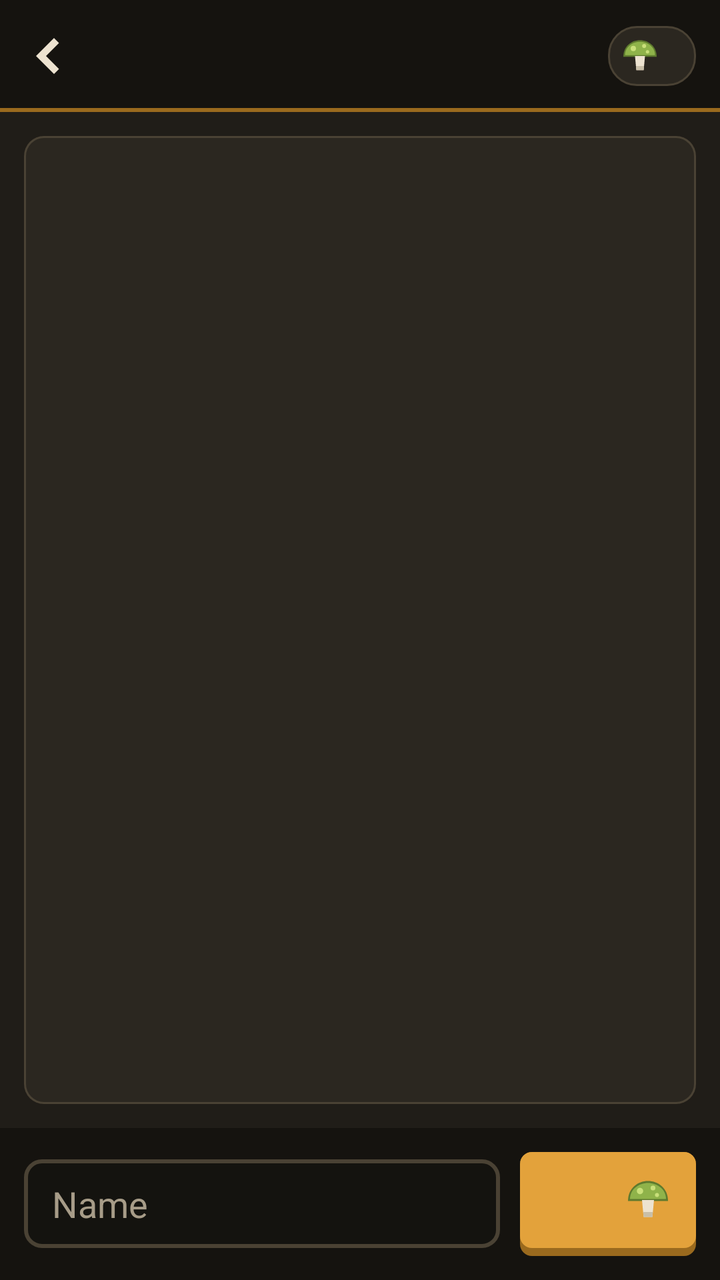
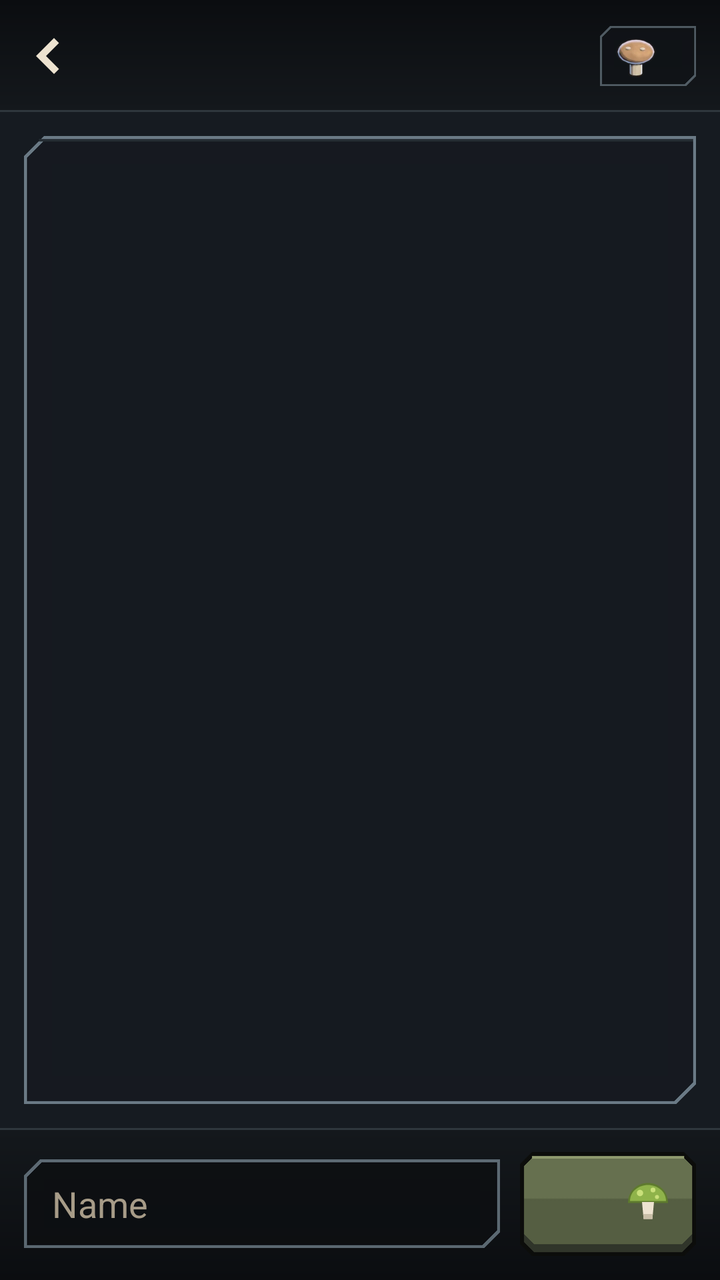

Screens rendered from an Android XML layout before and after an edit, with the pre-edit source and the edit as a unified diff.
<!-- AndroidManifest.xml: application theme Theme.Deepcell -->
<!-- res/layout/activity_survivors.xml -->
<?xml version="1.0" encoding="utf-8"?>
<LinearLayout xmlns:android="http://schemas.android.com/apk/res/android"
    android:layout_width="match_parent"
    android:layout_height="match_parent"
    android:fitsSystemWindows="true"
    android:orientation="vertical">

    <RelativeLayout
        android:layout_width="match_parent"
        android:layout_height="56dp"
        android:background="@drawable/bg_hud"
        android:paddingEnd="12dp">

        <ImageButton
            android:id="@+id/survivorsBack"
            android:layout_width="48dp"
            android:layout_height="48dp"
            android:layout_alignParentStart="true"
            android:layout_centerVertical="true"
            android:background="@android:color/transparent"
            android:contentDescription="@string/back"
            android:padding="12dp"
            android:scaleType="fitCenter"
            android:src="@drawable/ic_back" />

        <TextView
            android:id="@+id/survivorsTitle"
            style="@style/BunkerHeading"
            android:layout_width="wrap_content"
            android:layout_height="wrap_content"
            android:layout_centerVertical="true"
            android:layout_toEndOf="@id/survivorsBack"
            android:layout_toStartOf="@id/survivorsFoodChip"
            android:ellipsize="end"
            android:maxLines="1" />

        <LinearLayout
            android:id="@+id/survivorsFoodChip"
            android:layout_width="wrap_content"
            android:layout_height="30dp"
            android:layout_alignParentEnd="true"
            android:layout_centerVertical="true"
            android:background="@drawable/bg_chip"
            android:gravity="center_vertical"
            android:orientation="horizontal"
            android:paddingStart="6dp"
            android:paddingEnd="12dp">

            <ImageView
                android:layout_width="20dp"
                android:layout_height="20dp"
                android:contentDescription="@string/food"
                android:src="@drawable/ic_food" />

            <TextView
                android:id="@+id/survivorsFood"
                style="@style/HudNumber"
                android:layout_width="wrap_content"
                android:layout_height="wrap_content"
                android:layout_marginStart="6dp" />
        </LinearLayout>
    </RelativeLayout>

    <ListView
        android:id="@+id/survivorList"
        android:layout_width="match_parent"
        android:layout_height="0dp"
        android:layout_margin="12dp"
        android:layout_weight="1"
        android:background="@drawable/bg_panel"
        android:divider="@color/panel_line"
        android:dividerHeight="1dp"
        android:padding="1dp" />

    <LinearLayout
        android:layout_width="match_parent"
        android:layout_height="wrap_content"
        android:background="@color/soot"
        android:gravity="center_vertical"
        android:orientation="horizontal"
        android:padding="12dp">

        <EditText
            android:id="@+id/recruitName"
            android:layout_width="0dp"
            android:layout_height="wrap_content"
            android:layout_weight="1"
            android:autofillHints="name"
            android:background="@drawable/bg_field"
            android:hint="@string/recruit_name_hint"
            android:inputType="textCapWords"
            android:maxLength="16"
            android:textColor="@color/text_main"
            android:textColorHint="@color/text_dim" />

        <Button
            android:id="@+id/recruitButton"
            android:layout_width="wrap_content"
            android:layout_height="wrap_content"
            android:layout_marginStart="10dp"
            android:drawableEnd="@drawable/ic_food"
            android:drawablePadding="4dp"
            android:paddingStart="14dp"
            android:paddingEnd="12dp" />
    </LinearLayout>
</LinearLayout>
<!-- resources referenced by this layout -->
<resources>
  <color name="panel_line">#FF4A4234</color>
  <!-- drawable bg_chip (drawable) -->
  <?xml version="1.0" encoding="utf-8"?>
  <shape xmlns:android="http://schemas.android.com/apk/res/android" android:shape="rectangle">
      <solid android:color="@color/panel" />
      <stroke android:width="1dp" android:color="@color/panel_line" />
      <corners android:radius="14dp" />
  </shape>
  <!-- drawable bg_field (drawable) -->
  <?xml version="1.0" encoding="utf-8"?>
  <shape xmlns:android="http://schemas.android.com/apk/res/android" android:shape="rectangle">
      <solid android:color="#CC15130F" />
      <stroke android:width="2dp" android:color="@color/panel_line" />
      <corners android:radius="8dp" />
      <padding android:left="14dp" android:right="14dp" android:top="10dp" android:bottom="10dp" />
  </shape>
  <!-- drawable bg_hud (drawable) -->
  <?xml version="1.0" encoding="utf-8"?>
  <layer-list xmlns:android="http://schemas.android.com/apk/res/android">
      <item><shape><solid android:color="@color/amber_dark" /></shape></item>
      <item android:bottom="2dp"><shape><solid android:color="@color/soot" /></shape></item>
  </layer-list>
  <!-- drawable bg_panel (drawable) -->
  <?xml version="1.0" encoding="utf-8"?>
  <layer-list xmlns:android="http://schemas.android.com/apk/res/android">
      <item><shape><solid android:color="@color/panel_line" /><corners android:radius="10dp" /></shape></item>
      <item android:left="1dp" android:top="1dp" android:right="1dp" android:bottom="1dp">
          <shape><solid android:color="@color/panel" /><corners android:radius="9dp" /></shape>
      </item>
  </layer-list>
  <style name="BunkerHeading">
          <item name="android:textColor">@color/amber</item>
          <item name="android:textSize">18sp</item>
          <item name="android:textStyle">bold</item>
          <item name="android:fontFamily">monospace</item>
      </style>
  <style name="HudNumber">
          <item name="android:textColor">@color/text_main</item>
          <item name="android:textSize">15sp</item>
          <item name="android:textStyle">bold</item>
          <item name="android:fontFamily">monospace</item>
      </style>
  <style name="Theme.Deepcell" parent="Theme.AppCompat.NoActionBar">
          <item name="colorPrimary">@color/rust</item>
          <item name="colorPrimaryDark">@color/soot</item>
          <item name="colorAccent">@color/amber</item>
          <item name="colorControlNormal">@color/text_dim</item>
          <item name="android:windowBackground">@color/bunker_wall</item>
          <item name="android:textColorPrimary">@color/text_main</item>
          <item name="android:textColorSecondary">@color/text_dim</item>
          <item name="android:statusBarColor">@color/soot</item>
          <item name="buttonStyle">@style/BunkerButton</item>
      </style>
  <color name="panel">#FF2B2720</color>
  <color name="amber_dark">#FF9A6A1E</color>
  <color name="bunker_wall">#FF201D18</color>
  <style name="BunkerButton" parent="Widget.AppCompat.Button">
          <item name="android:background">@drawable/bg_button</item>
          <item name="android:textColor">@color/text_on_amber</item>
          <item name="android:textStyle">bold</item>
          <item name="android:fontFamily">monospace</item>
          <item name="android:textSize">15sp</item>
          <item name="android:minHeight">52dp</item>
          <item name="android:paddingBottom">4dp</item>
          <item name="android:stateListAnimator">@null</item>
      </style>
  <!-- drawable bg_button (drawable) -->
  <?xml version="1.0" encoding="utf-8"?>
  <selector xmlns:android="http://schemas.android.com/apk/res/android">
      <item android:state_enabled="false">
          <layer-list>
              <item android:top="0dp"><shape><solid android:color="#FF3E3C38" /><corners android:radius="6dp" /></shape></item>
              <item android:top="0dp" android:bottom="4dp"><shape><solid android:color="@color/steel_dark" /><corners android:radius="6dp" /></shape></item>
          </layer-list>
      </item>
      <item android:state_pressed="true">
          <layer-list>
              <item android:top="1dp"><shape><solid android:color="#FF6E4A14" /><corners android:radius="6dp" /></shape></item>
              <item android:top="1dp" android:bottom="1dp"><shape><solid android:color="@color/amber_dark" /><corners android:radius="6dp" /></shape></item>
          </layer-list>
      </item>
      <item>
          <layer-list>
              <item android:top="0dp"><shape><solid android:color="@color/amber_dark" /><corners android:radius="6dp" /></shape></item>
              <item android:top="0dp" android:bottom="4dp"><shape><solid android:color="@color/amber" /><corners android:radius="6dp" /></shape></item>
          </layer-list>
      </item>
  </selector>
  <color name="text_on_amber">#FF1E1A12</color>
  <color name="steel_dark">#FF5A5852</color>
  <!-- unchanged entries left out for length: 10 -->
</resources>

<!-- the commit's change to res/layout/activity_survivors.xml (unified diff, before → after) -->
@@ -40,17 +40,17 @@
             android:layout_height="30dp"
             android:layout_alignParentEnd="true"
             android:layout_centerVertical="true"
-            android:background="@drawable/bg_chip"
+            android:background="@drawable/np_label"
             android:gravity="center_vertical"
             android:orientation="horizontal"
             android:paddingStart="6dp"
             android:paddingEnd="12dp">
 
             <ImageView
-                android:layout_width="20dp"
-                android:layout_height="20dp"
+                android:layout_width="24dp"
+                android:layout_height="24dp"
                 android:contentDescription="@string/food"
-                android:src="@drawable/ic_food" />
+                android:src="@drawable/icon_food" />
 
             <TextView
                 android:id="@+id/survivorsFood"
@@ -67,15 +67,15 @@
         android:layout_height="0dp"
         android:layout_margin="12dp"
         android:layout_weight="1"
-        android:background="@drawable/bg_panel"
-        android:divider="@color/panel_line"
+        android:background="@drawable/np_panel"
+        android:divider="#338FA3B0"
         android:dividerHeight="1dp"
         android:padding="1dp" />
 
     <LinearLayout
         android:layout_width="match_parent"
         android:layout_height="wrap_content"
-        android:background="@color/soot"
+        android:background="@drawable/bg_tabbar"
         android:gravity="center_vertical"
         android:orientation="horizontal"
         android:padding="12dp">
@@ -86,7 +86,7 @@
             android:layout_height="wrap_content"
             android:layout_weight="1"
             android:autofillHints="name"
-            android:background="@drawable/bg_field"
+            android:background="@drawable/np_field"
             android:hint="@string/recruit_name_hint"
             android:inputType="textCapWords"
             android:maxLength="16"
<!-- resource entries referenced after the edit -->
@@ -1,95 +1,78 @@
 <!-- resources referenced by this layout -->
 <resources>
-  <color name="panel_line">#FF4A4234</color>
-  <!-- drawable bg_chip (drawable) -->
-  <?xml version="1.0" encoding="utf-8"?>
-  <shape xmlns:android="http://schemas.android.com/apk/res/android" android:shape="rectangle">
-      <solid android:color="@color/panel" />
-      <stroke android:width="1dp" android:color="@color/panel_line" />
-      <corners android:radius="14dp" />
-  </shape>
-  <!-- drawable bg_field (drawable) -->
-  <?xml version="1.0" encoding="utf-8"?>
-  <shape xmlns:android="http://schemas.android.com/apk/res/android" android:shape="rectangle">
-      <solid android:color="#CC15130F" />
-      <stroke android:width="2dp" android:color="@color/panel_line" />
-      <corners android:radius="8dp" />
-      <padding android:left="14dp" android:right="14dp" android:top="10dp" android:bottom="10dp" />
-  </shape>
   <!-- drawable bg_hud (drawable) -->
   <?xml version="1.0" encoding="utf-8"?>
   <layer-list xmlns:android="http://schemas.android.com/apk/res/android">
-      <item><shape><solid android:color="@color/amber_dark" /></shape></item>
-      <item android:bottom="2dp"><shape><solid android:color="@color/soot" /></shape></item>
+      <item><shape><solid android:color="#338FA3B0" /></shape></item>
+      <item android:bottom="1dp">
+          <shape><gradient android:angle="270" android:startColor="#FF0B0D10" android:endColor="#FF14181C" /></shape>
+      </item>
   </layer-list>
-  <!-- drawable bg_panel (drawable) -->
+  <!-- drawable bg_tabbar (drawable) -->
   <?xml version="1.0" encoding="utf-8"?>
   <layer-list xmlns:android="http://schemas.android.com/apk/res/android">
-      <item><shape><solid android:color="@color/panel_line" /><corners android:radius="10dp" /></shape></item>
-      <item android:left="1dp" android:top="1dp" android:right="1dp" android:bottom="1dp">
-          <shape><solid android:color="@color/panel" /><corners android:radius="9dp" /></shape>
+      <item><shape><solid android:color="#338FA3B0" /></shape></item>
+      <item android:top="1dp">
+          <shape><gradient android:angle="270" android:startColor="#FF14181C" android:endColor="#FF0B0D10" /></shape>
       </item>
   </layer-list>
+  <!-- drawable icon_food: webp bitmap (drawable-nodpi, 2576 bytes) -->
+  <!-- drawable np_field: png bitmap (drawable-xxhdpi, 1218 bytes) -->
+  <!-- drawable np_label: png bitmap (drawable-xxhdpi, 1022 bytes) -->
+  <!-- drawable np_panel: png bitmap (drawable-xxhdpi, 1741 bytes) -->
   <style name="BunkerHeading">
-          <item name="android:textColor">@color/amber</item>
+          <item name="android:textColor">@color/text_main</item>
+          <item name="android:textAllCaps">true</item>
+          <item name="android:letterSpacing">0.08</item>
           <item name="android:textSize">18sp</item>
           <item name="android:textStyle">bold</item>
-          <item name="android:fontFamily">monospace</item>
+          <item name="android:fontFamily">sans-serif-condensed</item>
       </style>
   <style name="HudNumber">
           <item name="android:textColor">@color/text_main</item>
-          <item name="android:textSize">15sp</item>
+          <item name="android:textSize">17sp</item>
           <item name="android:textStyle">bold</item>
-          <item name="android:fontFamily">monospace</item>
+          <item name="android:fontFamily">sans-serif-condensed</item>
+          <item name="android:shadowColor">#FF000000</item>
+          <item name="android:shadowDy">2</item>
+          <item name="android:shadowRadius">2</item>
       </style>
   <style name="Theme.Deepcell" parent="Theme.AppCompat.NoActionBar">
           <item name="colorPrimary">@color/rust</item>
           <item name="colorPrimaryDark">@color/soot</item>
           <item name="colorAccent">@color/amber</item>
           <item name="colorControlNormal">@color/text_dim</item>
-          <item name="android:windowBackground">@color/bunker_wall</item>
+          <item name="android:windowBackground">@color/slate</item>
           <item name="android:textColorPrimary">@color/text_main</item>
           <item name="android:textColorSecondary">@color/text_dim</item>
-          <item name="android:statusBarColor">@color/soot</item>
+          <item name="android:statusBarColor">#FF0B0D10</item>
           <item name="buttonStyle">@style/BunkerButton</item>
       </style>
-  <color name="panel">#FF2B2720</color>
-  <color name="amber_dark">#FF9A6A1E</color>
-  <color name="bunker_wall">#FF201D18</color>
+  <color name="slate">#FF161B21</color>
   <style name="BunkerButton" parent="Widget.AppCompat.Button">
           <item name="android:background">@drawable/bg_button</item>
-          <item name="android:textColor">@color/text_on_amber</item>
+          <item name="android:textColor">@color/text_main</item>
           <item name="android:textStyle">bold</item>
-          <item name="android:fontFamily">monospace</item>
-          <item name="android:textSize">15sp</item>
+          <item name="android:fontFamily">sans-serif-condensed</item>
+          <item name="android:textSize">16sp</item>
+          <item name="android:textAllCaps">true</item>
+          <item name="android:letterSpacing">0.08</item>
+          <item name="android:shadowColor">#CC000000</item>
+          <item name="android:shadowDy">2</item>
+          <item name="android:shadowRadius">1</item>
           <item name="android:minHeight">52dp</item>
-          <item name="android:paddingBottom">4dp</item>
           <item name="android:stateListAnimator">@null</item>
       </style>
   <!-- drawable bg_button (drawable) -->
   <?xml version="1.0" encoding="utf-8"?>
   <selector xmlns:android="http://schemas.android.com/apk/res/android">
-      <item android:state_enabled="false">
-          <layer-list>
-              <item android:top="0dp"><shape><solid android:color="#FF3E3C38" /><corners android:radius="6dp" /></shape></item>
-              <item android:top="0dp" android:bottom="4dp"><shape><solid android:color="@color/steel_dark" /><corners android:radius="6dp" /></shape></item>
-          </layer-list>
-      </item>
-      <item android:state_pressed="true">
-          <layer-list>
-              <item android:top="1dp"><shape><solid android:color="#FF6E4A14" /><corners android:radius="6dp" /></shape></item>
-              <item android:top="1dp" android:bottom="1dp"><shape><solid android:color="@color/amber_dark" /><corners android:radius="6dp" /></shape></item>
-          </layer-list>
-      </item>
-      <item>
-          <layer-list>
-              <item android:top="0dp"><shape><solid android:color="@color/amber_dark" /><corners android:radius="6dp" /></shape></item>
-              <item android:top="0dp" android:bottom="4dp"><shape><solid android:color="@color/amber" /><corners android:radius="6dp" /></shape></item>
-          </layer-list>
-      </item>
+      <item android:state_enabled="false" android:drawable="@drawable/np_chip_off" />
+      <item android:state_pressed="true" android:drawable="@drawable/np_chip_pressed" />
+      <item android:drawable="@drawable/np_chip" />
   </selector>
-  <color name="text_on_amber">#FF1E1A12</color>
-  <color name="steel_dark">#FF5A5852</color>
+  <!-- drawable np_chip_off: png bitmap (drawable-xxhdpi, 1638 bytes) -->
+  <!-- drawable np_chip_pressed: png bitmap (drawable-xxhdpi, 1782 bytes) -->
+  <!-- drawable np_chip: png bitmap (drawable-xxhdpi, 1892 bytes) -->
   <!-- unchanged entries left out for length: 10 -->
 </resources>
 
